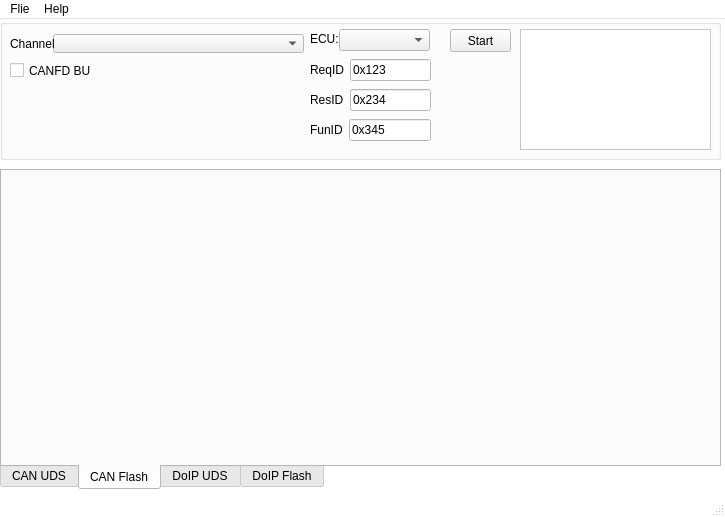
Old version of the form UDS_Client_UI.ui in the repository YEZZESDXHN/UDS_Client.
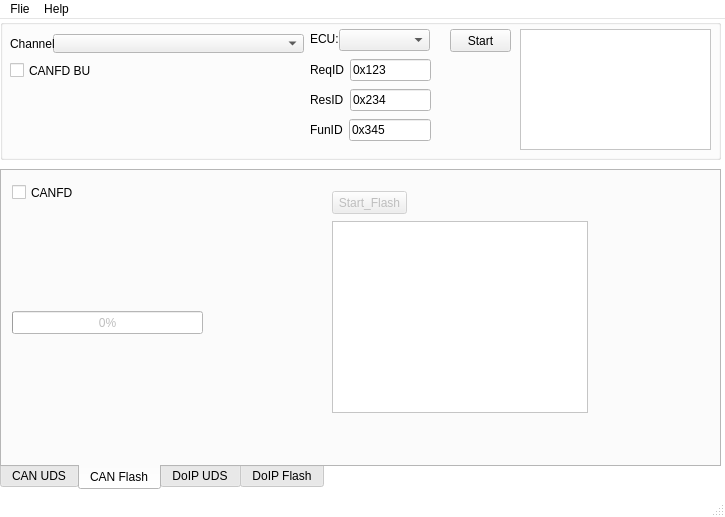
New version of the form. The open tabs and pages were chosen to show the change.

Commit message: 增加flash线程

```diff
--- a/UDS_Client_UI.ui
+++ b/UDS_Client_UI.ui
@@ -243,6 +243,64 @@
      <attribute name="title">
       <string>CAN Flash</string>
      </attribute>
+     <widget class="QCheckBox" name="checkBox_flashcanfd">
+      <property name="enabled">
+       <bool>true</bool>
+      </property>
+      <property name="geometry">
+       <rect>
+        <x>10</x>
+        <y>10</y>
+        <width>68</width>
+        <height>23</height>
+       </rect>
+      </property>
+      <property name="text">
+       <string>CANFD</string>
+      </property>
+     </widget>
+     <widget class="QPushButton" name="pushButton_flash">
+      <property name="enabled">
+       <bool>false</bool>
+      </property>
+      <property name="geometry">
+       <rect>
+        <x>330</x>
+        <y>20</y>
+        <width>75</width>
+        <height>23</height>
+       </rect>
+      </property>
+      <property name="text">
+       <string>Start_Flash</string>
+      </property>
+     </widget>
+     <widget class="QProgressBar" name="progressBar">
+      <property name="enabled">
+       <bool>false</bool>
+      </property>
+      <property name="geometry">
+       <rect>
+        <x>10</x>
+        <y>140</y>
+        <width>191</width>
+        <height>23</height>
+       </rect>
+      </property>
+      <property name="value">
+       <number>0</number>
+      </property>
+     </widget>
+     <widget class="QTextBrowser" name="textBrowser_flashinfo">
+      <property name="geometry">
+       <rect>
+        <x>330</x>
+        <y>50</y>
+        <width>256</width>
+        <height>192</height>
+       </rect>
+      </property>
+     </widget>
     </widget>
     <widget class="QWidget" name="DoIPUDS">
      <attribute name="title">
```
Left out of the diff: 2 changed lines with no effect on the pictures. The commit also changes 2 other files.
